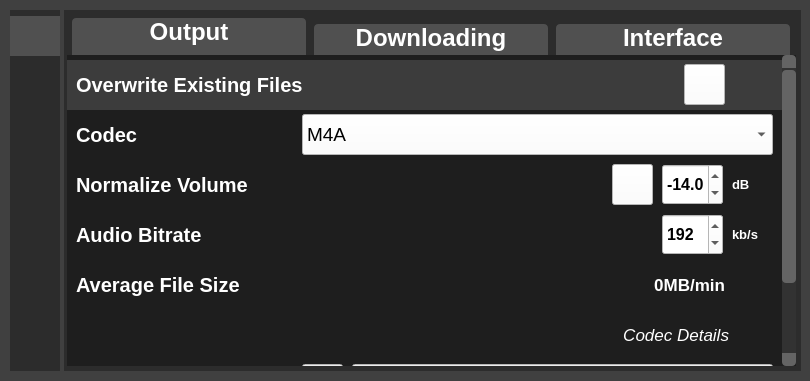
Before: the Qt Designer form Spotify Downloader/SpotifyDownloader.ui in WilliamSchack/Spotify-Downloader, drawn with Qt 5.
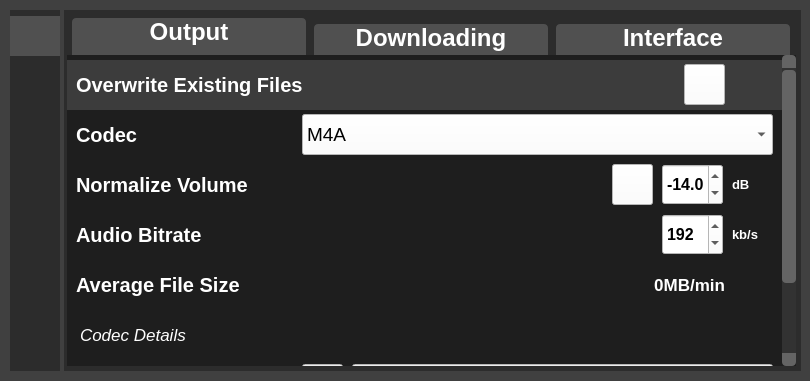
After: the same form once the commit is applied. The open tabs and pages were chosen to show the change. Icons and pictures are not drawn. Custom widgets are drawn as their Qt base class.

Patch:
```diff
--- a/Spotify Downloader/SpotifyDownloader.ui
+++ b/Spotify Downloader/SpotifyDownloader.ui
@@ -534,7 +534,7 @@
         <property name="geometry">
          <rect>
           <x>0</x>
-          <y>0</y>
+          <y>-112</y>
           <width>715</width>
           <height>423</height>
          </rect>
@@ -1081,7 +1081,7 @@
             <string>Codec Details</string>
            </property>
            <property name="alignment">
-            <set>Qt::AlignmentFlag::AlignRight|Qt::AlignmentFlag::AlignTrailing|Qt::AlignmentFlag::AlignVCenter</set>
+            <set>Qt::AlignLeading|Qt::AlignLeft|Qt::AlignVCenter</set>
            </property>
            <property name="margin">
             <number>0</number>
```
Left out of the diff: 197 changed lines with no effect on the pictures.
